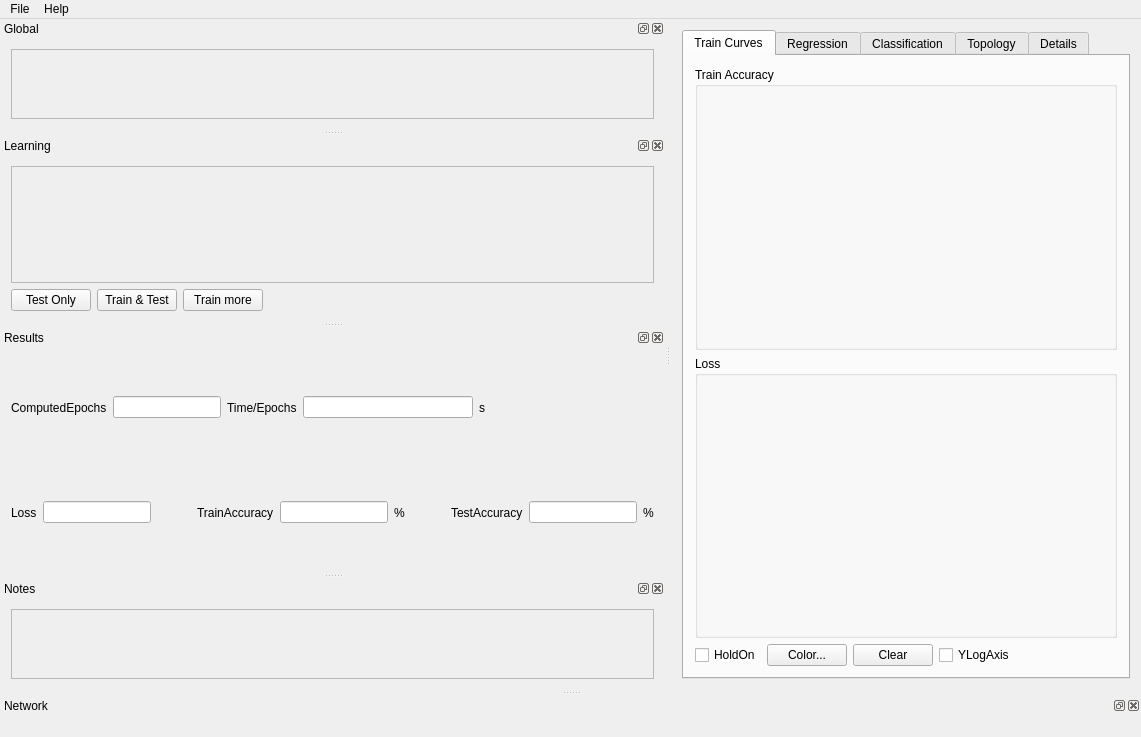
edeforas/BeeDNN, file src/DNNLab/mainwindow.ui: the form before one commit.
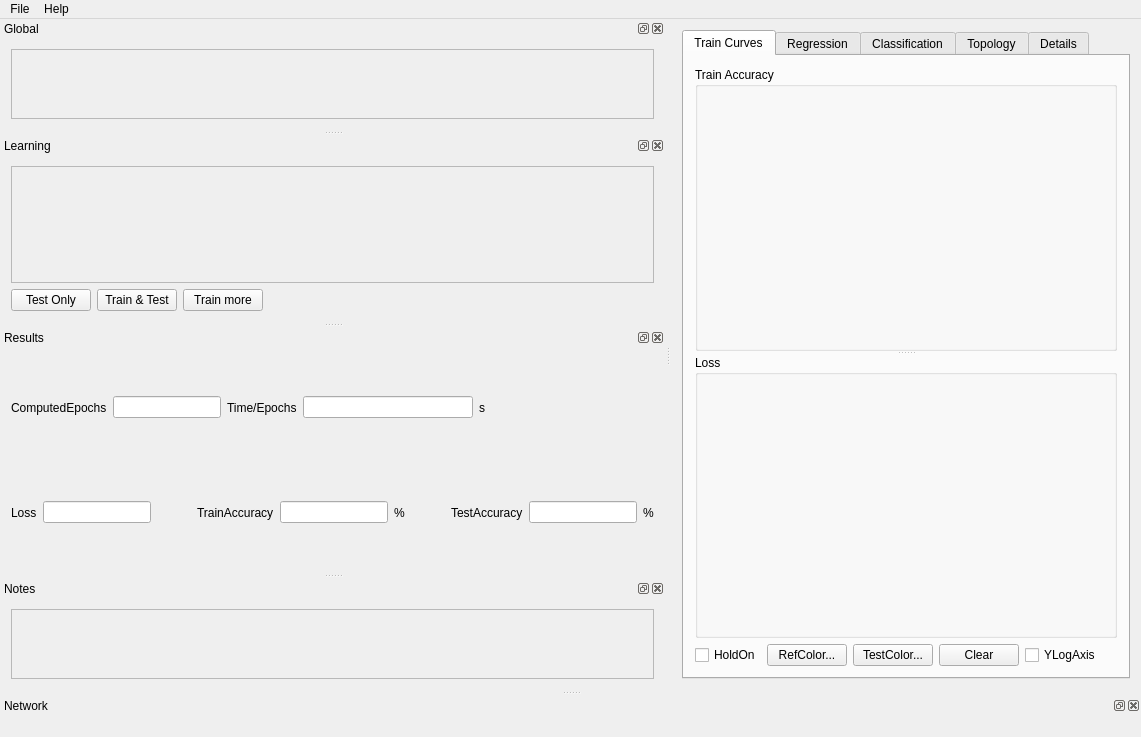
The form after the commit. Custom widgets are drawn as their Qt base class.

Patch:
```diff
--- a/src/DNNLab/mainwindow.ui
+++ b/src/DNNLab/mainwindow.ui
@@ -18,7 +18,7 @@
   </property>
   <widget class="QWidget" name="centralWidget">
    <layout class="QGridLayout" name="gridLayout">
-    <item row="0" column="1">
+    <item row="0" column="0">
      <widget class="QTabWidget" name="tabWidget">
       <property name="sizePolicy">
        <sizepolicy hsizetype="Expanding" vsizetype="Preferred">
@@ -33,9 +33,23 @@
        <attribute name="title">
         <string>Train Curves</string>
        </attribute>
+       <layout class="QGridLayout" name="gridLayout_2">
+        <item row="0" column="0">
+         <widget class="QSplitter" name="splitter_2">
+          <property name="orientation">
+           <enum>Qt::Vertical</enum>
+          </property>
+          <widget class="QGroupBox" name="gbTrainAccuracy">
+           <property name="title">
+            <string>Train Accuracy</string>
+           </property>
        <layout class="QGridLayout" name="gridLayout_3">
         <item row="1" column="0">
-         <widget class="QGroupBox" name="groupBox_2">
+             <layout class="QVBoxLayout" name="layoutAccuracyCurve"/>
+            </item>
+           </layout>
+          </widget>
+          <widget class="QGroupBox" name="groupBox_4">
           <property name="title">
            <string>Loss</string>
           </property>
@@ -45,20 +59,9 @@
            </item>
           </layout>
          </widget>
-        </item>
-        <item row="0" column="0">
-         <widget class="QGroupBox" name="gbTrainAccuracy">
-          <property name="title">
-           <string>Train Accuracy</string>
-          </property>
-          <layout class="QGridLayout" name="gridLayout_2">
-           <item row="0" column="0">
-            <layout class="QVBoxLayout" name="layoutAccuracyCurve"/>
-           </item>
-          </layout>
          </widget>
         </item>
-        <item row="2" column="0">
+        <item row="1" column="0">
          <layout class="QHBoxLayout" name="horizontalLayout_7">
           <item>
            <widget class="QCheckBox" name="cbHoldOn">
@@ -70,7 +73,14 @@
           <item>
            <widget class="QPushButton" name="buttonColor">
             <property name="text">
-             <string>Color...</string>
+             <string>RefColor...</string>
+            </property>
+           </widget>
+          </item>
+          <item>
+           <widget class="QPushButton" name="buttonTestColor">
+            <property name="text">
+             <string>TestColor...</string>
             </property>
            </widget>
           </item>
```
Left out of the diff: 17 changed lines with no effect on the pictures. Lines whose indentation alone changed are shown as unchanged.
